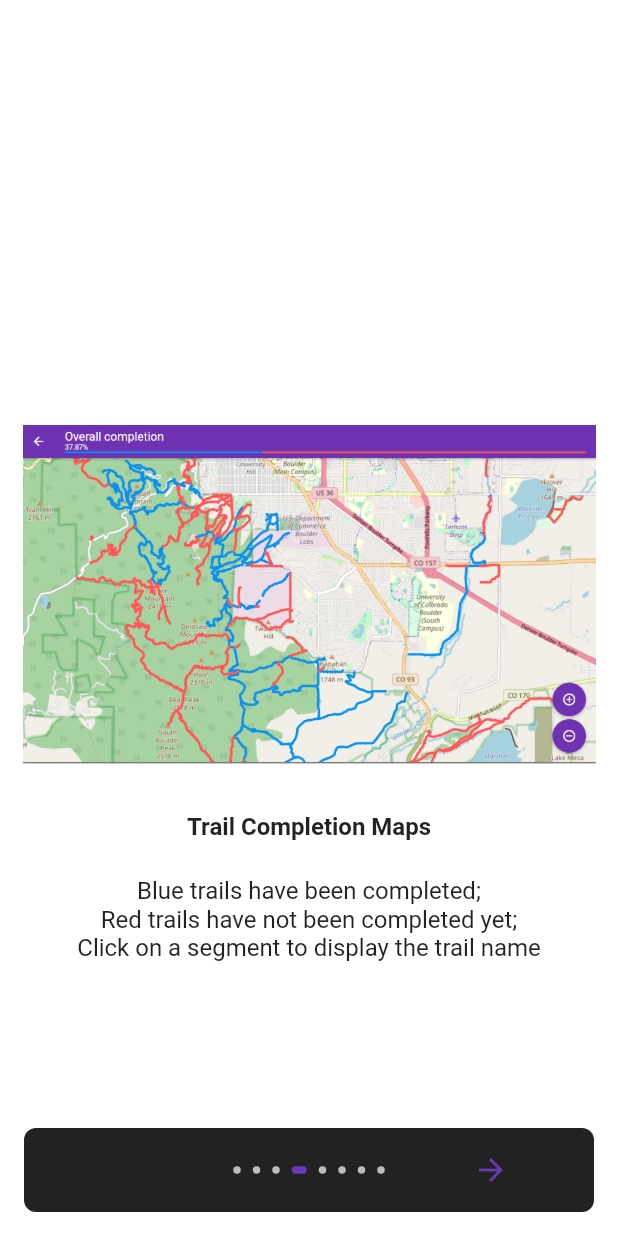
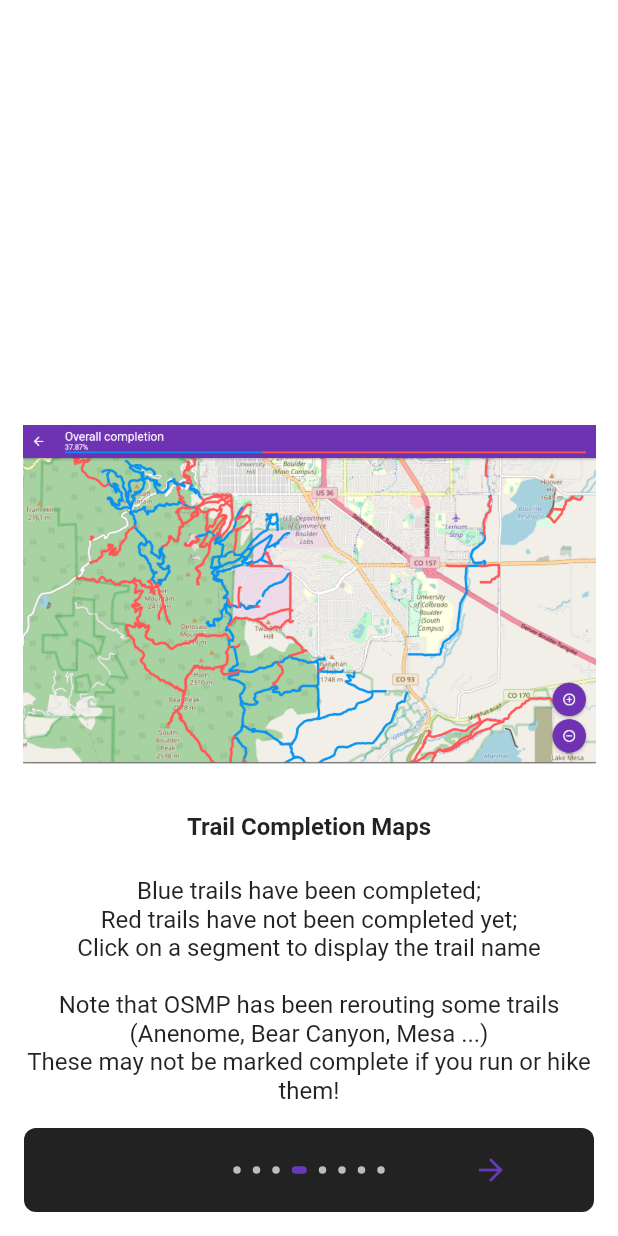
Before and after one commit to dkhawk/boulder_trail_challenge_ui, a Flutter app: the IntroPages widget shown alone on an empty page, opened directly, swiped to page 4, on a phone screen of 412 x 824 dp. Run offline on Flutter 3.47's test engine with Material 2 defaults, Android fonts, the phone set to English and light mode, and no system bars; drawn by our look-alikes of introduction_screen; our stand-ins replace cloud_firestore, file_picker, firebase_auth, firebase_core, flutter_map, google_fonts and 3 more; missing offline and left inert: flutter_map_tappable_polyline, google_polyline_algorithm, gpx, oauth2, oauth2_client, universal_html; accounts and stored records are empty.

Commit message:
cleanup; reword introPage; update version number

```diff
--- a/lib/IntroPages.dart
+++ b/lib/IntroPages.dart
@@ -47,6 +47,9 @@ class _IntroPagesState extends State<IntroPages> {
       isWebDesktop = false;
     }
 
+    String trailCompletionText = 'Blue trails have been completed;\nRed trails have not been completed yet;\nClick on a segment to display the trail name\n\n';
+    trailCompletionText = trailCompletionText + 'Note that OSMP has been rerouting some trails (Anenome, Bear Canyon, Mesa ...)\nThese may not be marked complete if you run or hike them!';
+
     return IntroductionScreen(
       key: introKey,
       showDoneButton: false,
@@ -82,8 +85,7 @@ class _IntroPagesState extends State<IntroPages> {
         ),
         PageViewModel(
           title: "Trail Completion Maps",
-          body:
-              "Blue trails have been completed;\nRed trails have not been completed yet;\nClick on a segment to display the trail name",
+          body: trailCompletionText,
           image: _buildImage('HelpMapsPage.png'),
           decoration: pageDecoration,
         ),
--- a/lib/home_page.dart
+++ b/lib/home_page.dart
@@ -14,14 +14,11 @@ class BottomNavWidget extends StatefulWidget {
 /// This is the private State class that goes with MyStatefulWidget.
 class _BottomNavWidgetState extends State<BottomNavWidget> {
   int _selectedIndex = 0;
-  static const TextStyle optionStyle =
-    TextStyle(fontSize: 30, fontWeight: FontWeight.bold);
 
   SettingsOptions settingsOptions = new SettingsOptions();
 
   List<Widget> _widgetOptions() => <Widget>[
     TrailsProgressWidget(settingsOptions),
-    // TrailsProgressWidget(TrailStatus.completed, settingsOptions),
     IntroPages(),
     SettingsPage(settingsOptions),
   ];
--- a/pubspec.yaml
+++ b/pubspec.yaml
@@ -15,7 +15,7 @@ publish_to: 'none' # Remove this line if you wish to publish to pub.dev
 # In iOS, build-name is used as CFBundleShortVersionString while build-number used as CFBundleVersion.
 # Read more about iOS versioning at
 # https://developer.apple.com/library/archive/documentation/General/Reference/InfoPlistKeyReference/Articles/CoreFoundationKeys.html
-version: 1.0.0+1
+version: 1.0.0+3
 
 environment:
   sdk: ">=2.9.0 <3.0.0"
```
